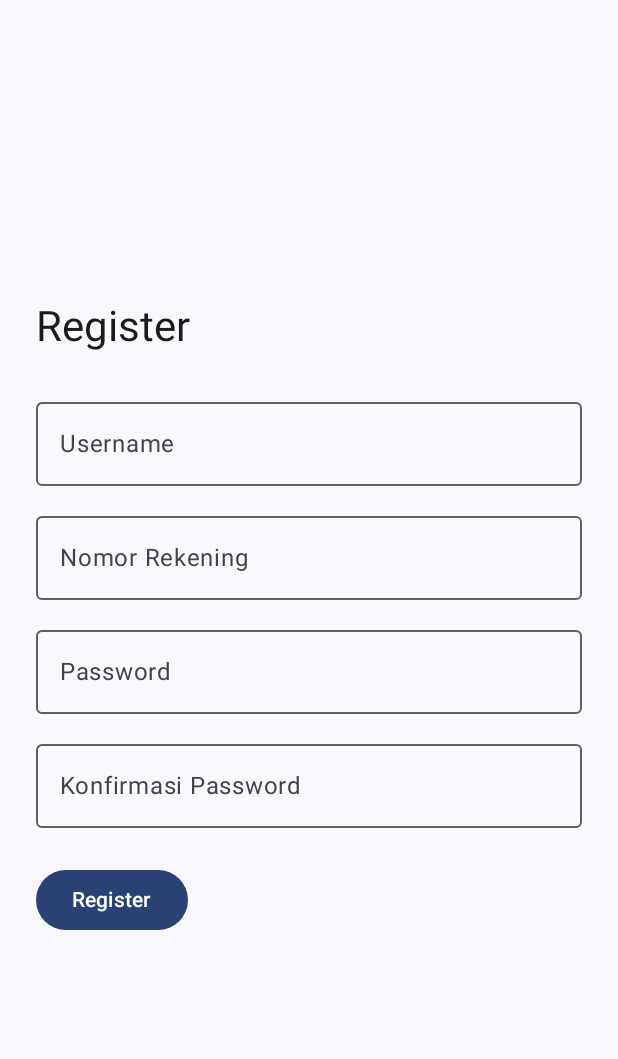
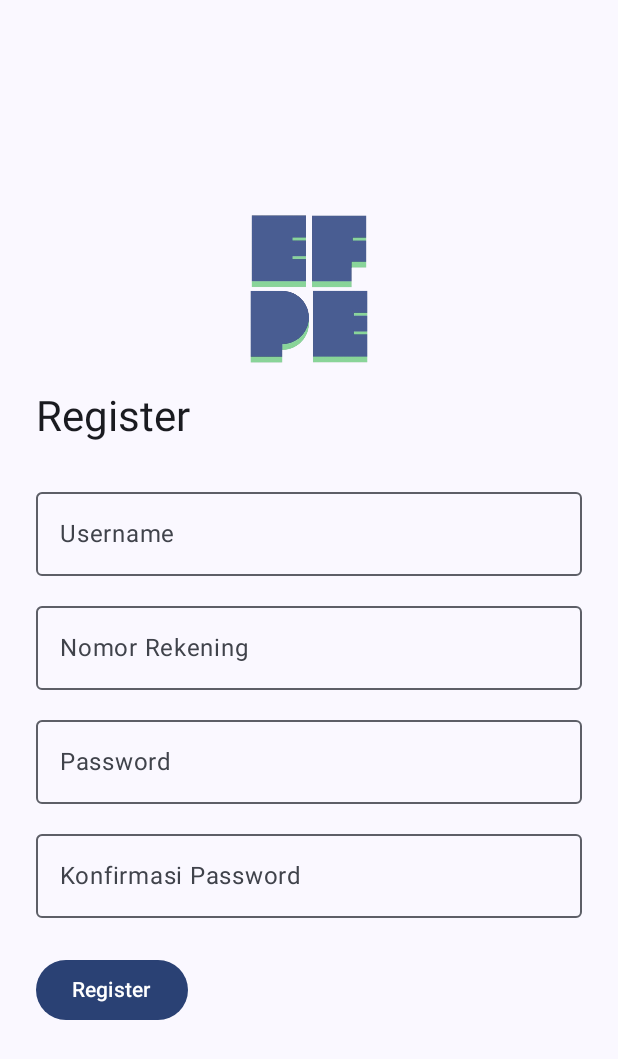
Before and after one commit to Arfi23/FP-PPB-G-MBanking, an Android app built with Jetpack Compose: the RegisterScreen screen opened through its navigation route, on a phone screen of 412 x 824 dp. Shown: the top 1059 px of the screen. Run offline under Robolectric (Android 15) with nearby library versions, the phone set to English and light mode, and no system bars.

Commit message:
Added app logo and fix some layouting

```diff
--- a/app/src/main/java/com/example/mobilebanking/ui/screen/auth/LoginScreen.kt
+++ b/app/src/main/java/com/example/mobilebanking/ui/screen/auth/LoginScreen.kt
@@ -1,6 +1,7 @@
 package com.example.mobilebanking.ui.screen.auth
 
 import android.widget.Toast
+import androidx.compose.foundation.Image
 import androidx.compose.foundation.layout.*
 import androidx.compose.material3.*
 import androidx.compose.runtime.*
@@ -10,6 +11,8 @@ import androidx.compose.ui.unit.dp
 import androidx.navigation.NavController
 import androidx.lifecycle.viewmodel.compose.viewModel
 import androidx.compose.ui.platform.LocalContext
+import androidx.compose.ui.res.painterResource
+import com.example.mobilebanking.R
 
 @Composable
 fun LoginScreen(navController: NavController, viewModel: AuthViewModel = viewModel()) {
@@ -21,8 +24,21 @@ fun LoginScreen(navController: NavController, viewModel: AuthViewModel = viewMod
         modifier = Modifier
             .fillMaxSize()
             .padding(24.dp),
-        verticalArrangement = Arrangement.Center
+        verticalArrangement = Arrangement.Center,
+        horizontalAlignment = Alignment.CenterHorizontally
     ) {
+
+        // Logo
+        Image(
+            painter = painterResource(id = R.drawable.logo_efpe),
+            contentDescription = "Logo Aplikasi",
+            modifier = Modifier
+                .size(240.dp)
+                .padding(bottom = 16.dp)
+        )
+
+        Spacer(modifier = Modifier.height(24.dp))
+
         Text(text = "Login", style = MaterialTheme.typography.headlineMedium)
 
         Spacer(modifier = Modifier.height(24.dp))
--- a/app/src/main/java/com/example/mobilebanking/ui/screen/auth/RegisterScreen.kt
+++ b/app/src/main/java/com/example/mobilebanking/ui/screen/auth/RegisterScreen.kt
@@ -10,6 +10,9 @@ import androidx.compose.ui.unit.dp
 import androidx.navigation.NavController
 import androidx.lifecycle.viewmodel.compose.viewModel
 import android.widget.Toast
+import androidx.compose.foundation.Image
+import androidx.compose.ui.res.painterResource
+import com.example.mobilebanking.R
 
 @Composable
 fun RegisterScreen(navController: NavController, viewModel: AuthViewModel = viewModel()) {
@@ -26,6 +29,17 @@ fun RegisterScreen(navController: NavController, viewModel: AuthViewModel = view
             .padding(24.dp),
         verticalArrangement = Arrangement.Center
     ) {
+
+        // Logo
+        Image(
+            painter = painterResource(id = R.drawable.logo_efpe),
+            contentDescription = "Logo Aplikasi",
+            modifier = Modifier
+                .size(120.dp)
+                .padding(bottom = 16.dp)
+                .align(Alignment.CenterHorizontally)
+        )
+
         Text(text = "Register", style = MaterialTheme.typography.headlineMedium)
 
         Spacer(modifier = Modifier.height(24.dp))
--- a/app/src/main/java/com/example/mobilebanking/ui/screen/topup/TopUpScreen.kt
+++ b/app/src/main/java/com/example/mobilebanking/ui/screen/topup/TopUpScreen.kt
@@ -46,6 +46,8 @@ fun TopUpScreen(navController: NavController, viewModel: AuthViewModel = viewMod
         verticalArrangement = Arrangement.spacedBy(16.dp)
     ) {
         Text("Top Up E-Wallet", style = MaterialTheme.typography.headlineMedium)
+
+        Spacer(modifier = Modifier.height(100.dp))
 
         // Dropdown E-Wallet
         ExposedDropdownMenuBox(expanded = expanded, onExpandedChange = { expanded = !expanded }) {
--- a/app/src/main/java/com/example/mobilebanking/ui/screen/transfer/TransferScreen.kt
+++ b/app/src/main/java/com/example/mobilebanking/ui/screen/transfer/TransferScreen.kt
@@ -45,6 +45,8 @@ fun TransferScreen(navController: NavController, viewModel: AuthViewModel = view
         verticalArrangement = Arrangement.spacedBy(16.dp)
     ) {
         Text("Transfer Antar Rekening", style = MaterialTheme.typography.headlineMedium)
+
+        Spacer(modifier = Modifier.height(100.dp))
 
         // Dropdown Bank Tujuan
         ExposedDropdownMenuBox(expanded = expanded, onExpandedChange = { expanded = !expanded }) {
```
Also changed, not shown: app/src/main/java/com/example/mobilebanking/ui/screen/profile/ProfileScreen.kt (+8 -3 lines), app/src/main/res/drawable/logo_efpe.png (added).
